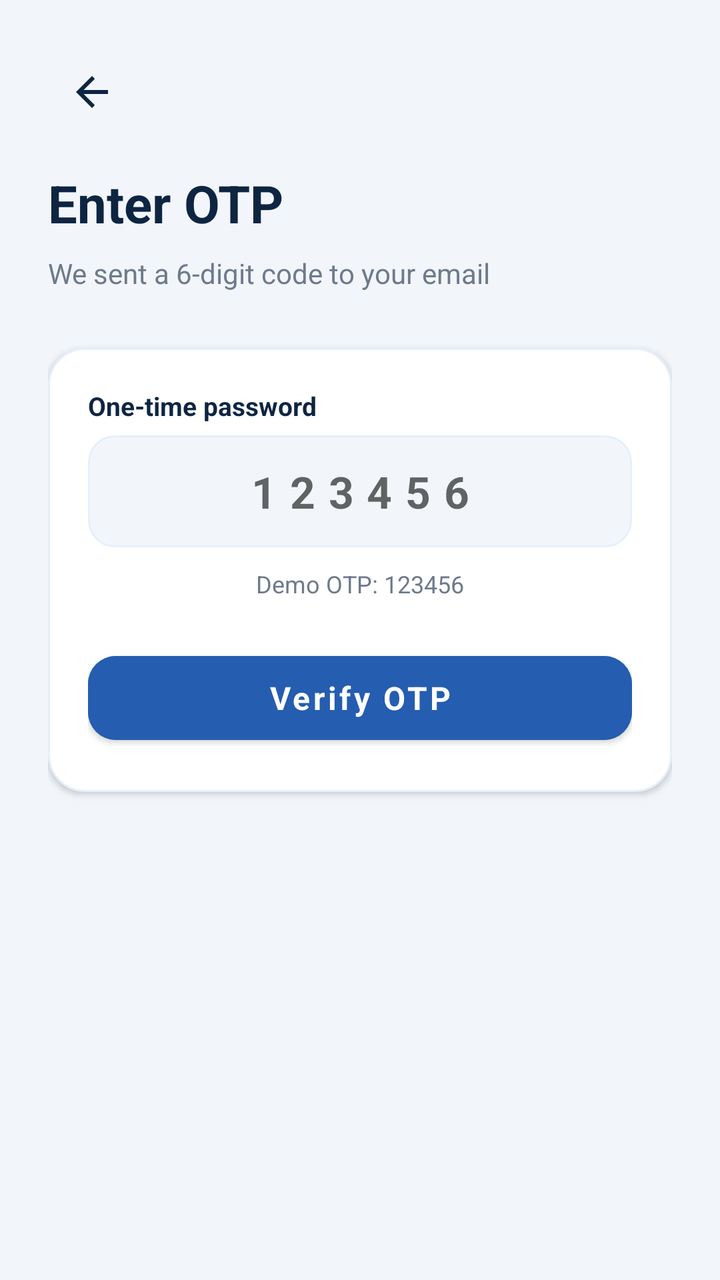
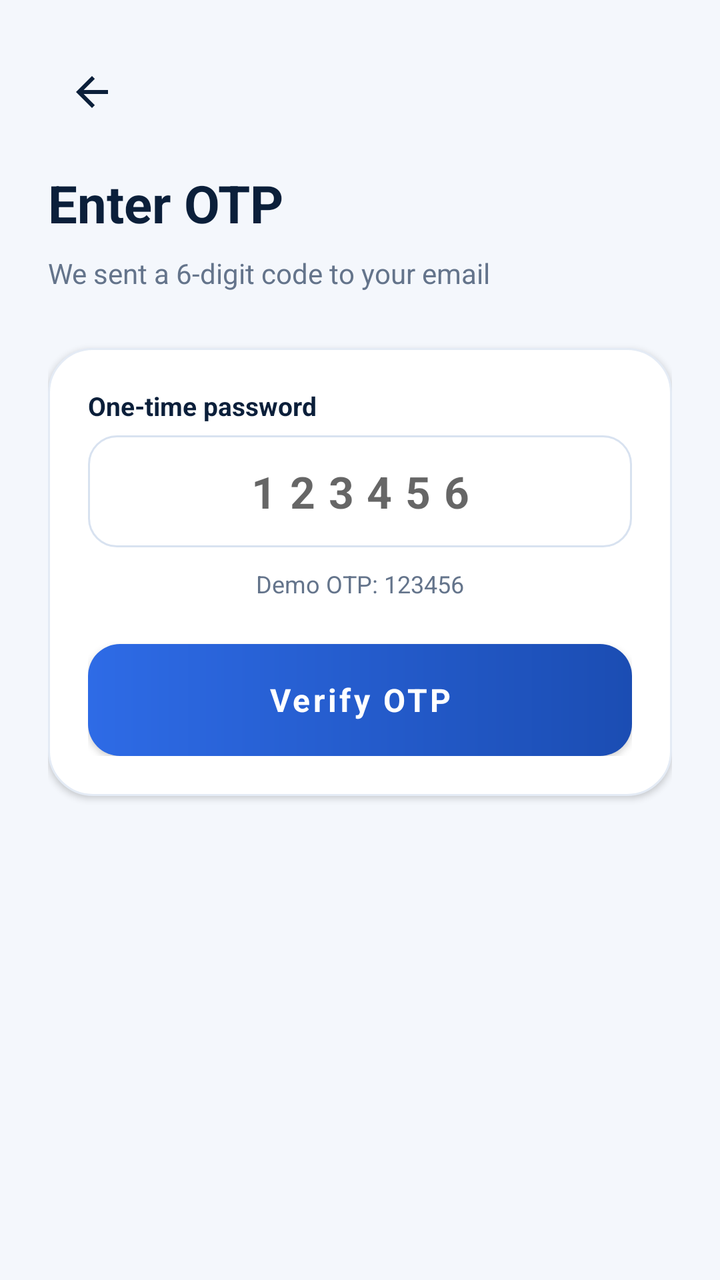

Two renders of the same Android screen: before a commit and after it. Below are the layout's source before the change and the commit's diff.
<!-- AndroidManifest.xml: application theme Theme.CSUCensus -->
<!-- res/layout/activity_otp_verify.xml -->
<?xml version="1.0" encoding="utf-8"?>
<ScrollView
    xmlns:android="http://schemas.android.com/apk/res/android"
    xmlns:app="http://schemas.android.com/apk/res-auto"
    android:layout_width="match_parent"
    android:layout_height="match_parent"
    android:background="@color/background"
    android:fillViewport="true"
    android:scrollbars="none">

    <LinearLayout
        android:layout_width="match_parent"
        android:layout_height="wrap_content"
        android:orientation="vertical"
        android:padding="24dp">

        <ImageButton
            android:id="@+id/btnBack"
            android:layout_width="44dp"
            android:layout_height="44dp"
            android:src="@drawable/ic_back"
            android:background="?attr/selectableItemBackgroundBorderless"
            android:contentDescription="Back"
            app:tint="@color/navy" />

        <TextView
            android:layout_width="wrap_content"
            android:layout_height="wrap_content"
            android:text="Enter OTP"
            android:textSize="26sp"
            android:textStyle="bold"
            android:textColor="@color/navy"
            android:layout_marginTop="16dp" />

        <TextView
            android:id="@+id/tvOtpHint"
            android:layout_width="wrap_content"
            android:layout_height="wrap_content"
            android:text="We sent a 6-digit code to your email"
            android:textColor="@color/muted"
            android:textSize="14sp"
            android:layout_marginTop="8dp" />

        <LinearLayout
            android:layout_width="match_parent"
            android:layout_height="wrap_content"
            android:orientation="vertical"
            android:background="@drawable/bg_card"
            android:padding="20dp"
            android:layout_marginTop="28dp"
            android:elevation="2dp">

            <TextView
                android:layout_width="wrap_content"
                android:layout_height="wrap_content"
                android:text="One-time password"
                android:textColor="@color/navy"
                android:textStyle="bold"
                android:textSize="13sp" />

            <EditText
                android:id="@+id/etOtp"
                android:layout_width="match_parent"
                android:layout_height="56dp"
                android:layout_marginTop="6dp"
                android:paddingHorizontal="14dp"
                android:singleLine="true"
                android:hint="123456"
                android:inputType="number"
                android:maxLength="6"
                android:gravity="center"
                android:letterSpacing="0.3"
                android:textSize="22sp"
                android:textStyle="bold"
                android:background="@drawable/bg_input"
                android:textColor="@color/navy" />

            <TextView
                android:layout_width="wrap_content"
                android:layout_height="wrap_content"
                android:text="Demo OTP: 123456"
                android:textColor="@color/muted"
                android:textSize="12sp"
                android:layout_marginTop="10dp"
                android:layout_gravity="center" />

            <com.google.android.material.button.MaterialButton
                android:id="@+id/btnVerifyOtp"
                android:layout_width="match_parent"
                android:layout_height="54dp"
                android:text="Verify OTP"
                android:textAllCaps="false"
                android:textSize="16sp"
                android:textStyle="bold"
                android:backgroundTint="@color/blue"
                android:layout_marginTop="22dp"
                app:cornerRadius="14dp" />
        </LinearLayout>

    </LinearLayout>
</ScrollView>
<!-- resources referenced by this layout -->
<resources>
  <color name="background">#F2F6FA</color>
  <color name="blue">#255DB0</color>
  <color name="muted">#6E7A8C</color>
  <color name="navy">#0E2542</color>
  <!-- drawable bg_card (drawable) -->
  <?xml version="1.0" encoding="utf-8"?>
  <shape xmlns:android="http://schemas.android.com/apk/res/android">
      <solid android:color="@color/white" />
      <corners android:radius="18dp" />
      <stroke android:width="1dp" android:color="@color/light_blue" />
  </shape>
  <!-- drawable bg_input (drawable) -->
  <?xml version="1.0" encoding="utf-8"?>
  <shape xmlns:android="http://schemas.android.com/apk/res/android">
      <solid android:color="@color/background" />
      <corners android:radius="13dp" />
      <stroke android:width="1dp" android:color="@color/light_blue" />
  </shape>
  <!-- drawable ic_back (drawable) -->
  <?xml version="1.0" encoding="utf-8"?>
  <vector xmlns:android="http://schemas.android.com/apk/res/android"
      android:width="24dp" android:height="24dp"
      android:viewportWidth="24" android:viewportHeight="24">
      <path android:fillColor="#0E2542"
          android:pathData="M20,11H7.83l5.59,-5.59L12,4l-8,8 8,8 1.41,-1.41L7.83,13H20v-2z"/>
  </vector>
  <style name="Theme.CSUCensus" parent="Theme.MaterialComponents.DayNight.NoActionBar">
          <item name="colorPrimary">@color/blue</item>
          <item name="colorPrimaryVariant">@color/blue_dark</item>
          <item name="colorSecondary">@color/green</item>
          <item name="colorOnPrimary">@color/white</item>
          <item name="android:fontFamily">sans-serif</item>
          <item name="android:windowLightStatusBar">true</item>
          <item name="android:statusBarColor">@android:color/transparent</item>
          <item name="android:navigationBarColor">@color/white</item>
          <item name="android:windowLightNavigationBar">true</item>
          <item name="android:windowBackground">@color/background</item>
      </style>
  <color name="white">#FFFFFF</color>
  <color name="light_blue">#E6F0FB</color>
  <color name="blue_dark">#1E4A8C</color>
  <color name="green">#2A966B</color>
</resources>

<!-- the commit's change to res/layout/activity_otp_verify.xml (unified diff, before → after) -->
@@ -6,14 +6,14 @@
     android:layout_height="match_parent"
     android:background="@color/background"
     android:fillViewport="true"
-    android:scrollbars="none">
-
+    android:scrollbars="none"
+    >
     <LinearLayout
         android:layout_width="match_parent"
         android:layout_height="wrap_content"
         android:orientation="vertical"
-        android:padding="24dp">
-
+        android:padding="24dp"
+        >
         <ImageButton
             android:id="@+id/btnBack"
             android:layout_width="44dp"
@@ -22,7 +22,6 @@
             android:background="?attr/selectableItemBackgroundBorderless"
             android:contentDescription="Back"
             app:tint="@color/navy" />
-
         <TextView
             android:layout_width="wrap_content"
             android:layout_height="wrap_content"
@@ -31,7 +30,6 @@
             android:textStyle="bold"
             android:textColor="@color/navy"
             android:layout_marginTop="16dp" />
-
         <TextView
             android:id="@+id/tvOtpHint"
             android:layout_width="wrap_content"
@@ -40,7 +38,6 @@
             android:textColor="@color/muted"
             android:textSize="14sp"
             android:layout_marginTop="8dp" />
-
         <LinearLayout
             android:layout_width="match_parent"
             android:layout_height="wrap_content"
@@ -48,8 +45,8 @@
             android:background="@drawable/bg_card"
             android:padding="20dp"
             android:layout_marginTop="28dp"
-            android:elevation="2dp">
-
+            android:elevation="2dp"
+            >
             <TextView
                 android:layout_width="wrap_content"
                 android:layout_height="wrap_content"
@@ -57,7 +54,6 @@
                 android:textColor="@color/navy"
                 android:textStyle="bold"
                 android:textSize="13sp" />
-
             <EditText
                 android:id="@+id/etOtp"
                 android:layout_width="match_parent"
@@ -74,7 +70,6 @@
                 android:textStyle="bold"
                 android:background="@drawable/bg_input"
                 android:textColor="@color/navy" />
-
             <TextView
                 android:layout_width="wrap_content"
                 android:layout_height="wrap_content"
@@ -83,19 +78,18 @@
                 android:textSize="12sp"
                 android:layout_marginTop="10dp"
                 android:layout_gravity="center" />
-
             <com.google.android.material.button.MaterialButton
                 android:id="@+id/btnVerifyOtp"
                 android:layout_width="match_parent"
-                android:layout_height="54dp"
+                android:layout_height="56dp"
                 android:text="Verify OTP"
                 android:textAllCaps="false"
                 android:textSize="16sp"
                 android:textStyle="bold"
-                android:backgroundTint="@color/blue"
+                android:background="@drawable/bg_primary_button"
+                app:backgroundTint="@null"
                 android:layout_marginTop="22dp"
-                app:cornerRadius="14dp" />
+                app:cornerRadius="16dp" />
         </LinearLayout>
-
     </LinearLayout>
 </ScrollView>
<!-- resource entries referenced after the edit -->
@@ -1,23 +1,49 @@
 <!-- resources referenced by this layout -->
 <resources>
-  <color name="background">#F2F6FA</color>
-  <color name="blue">#255DB0</color>
-  <color name="muted">#6E7A8C</color>
-  <color name="navy">#0E2542</color>
+  <color name="background">#F4F7FC</color>
+  <color name="blue">#2E6BE6</color>
+  <color name="input_stroke">#D8E2F0</color>
+  <color name="muted">#64748B</color>
+  <color name="navy">#0B1F3A</color>
   <!-- drawable bg_card (drawable) -->
   <?xml version="1.0" encoding="utf-8"?>
   <shape xmlns:android="http://schemas.android.com/apk/res/android">
       <solid android:color="@color/white" />
-      <corners android:radius="18dp" />
-      <stroke android:width="1dp" android:color="@color/light_blue" />
+      <corners android:radius="22dp" />
+      <stroke android:width="1dp" android:color="@color/line" />
   </shape>
   <!-- drawable bg_input (drawable) -->
   <?xml version="1.0" encoding="utf-8"?>
-  <shape xmlns:android="http://schemas.android.com/apk/res/android">
-      <solid android:color="@color/background" />
-      <corners android:radius="13dp" />
-      <stroke android:width="1dp" android:color="@color/light_blue" />
-  </shape>
+  <selector xmlns:android="http://schemas.android.com/apk/res/android">
+      <item android:state_focused="true">
+          <shape>
+              <solid android:color="@color/white" />
+              <corners android:radius="14dp" />
+              <stroke android:width="2dp" android:color="@color/blue" />
+          </shape>
+      </item>
+      <item>
+          <shape>
+              <solid android:color="@color/white" />
+              <corners android:radius="14dp" />
+              <stroke android:width="1dp" android:color="@color/input_stroke" />
+          </shape>
+      </item>
+  </selector>
+  <!-- drawable bg_primary_button (drawable) -->
+  <?xml version="1.0" encoding="utf-8"?>
+  <ripple xmlns:android="http://schemas.android.com/apk/res/android"
+      android:color="#33FFFFFF">
+      <item>
+          <shape>
+              <gradient
+                  android:startColor="@color/blue"
+                  android:endColor="@color/blue_dark"
+                  android:angle="0" />
+              <corners android:radius="16dp" />
+          </shape>
+      </item>
+  </ripple>
   <!-- drawable ic_back (drawable) -->
   <?xml version="1.0" encoding="utf-8"?>
   <vector xmlns:android="http://schemas.android.com/apk/res/android"
@@ -39,8 +65,8 @@
           <item name="android:windowBackground">@color/background</item>
       </style>
   <color name="white">#FFFFFF</color>
-  <color name="light_blue">#E6F0FB</color>
-  <color name="blue_dark">#1E4A8C</color>
-  <color name="green">#2A966B</color>
+  <color name="line">#E4EBF5</color>
+  <color name="blue_dark">#1B4DB3</color>
+  <color name="green">#1FA971</color>
 </resources>
 
